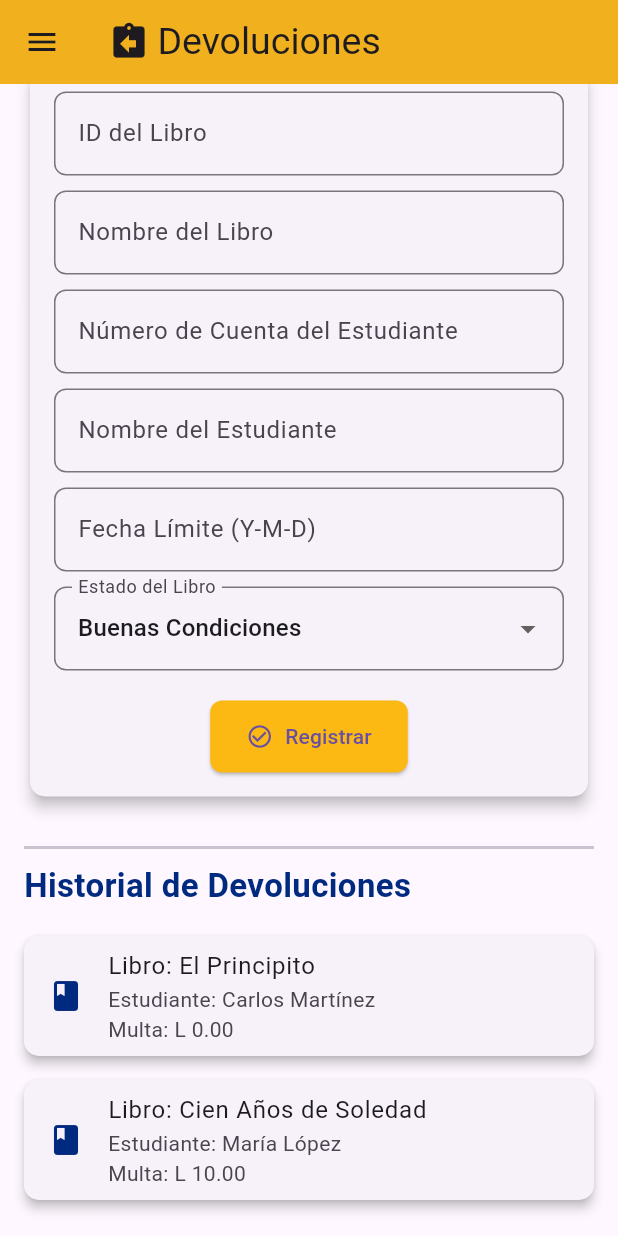
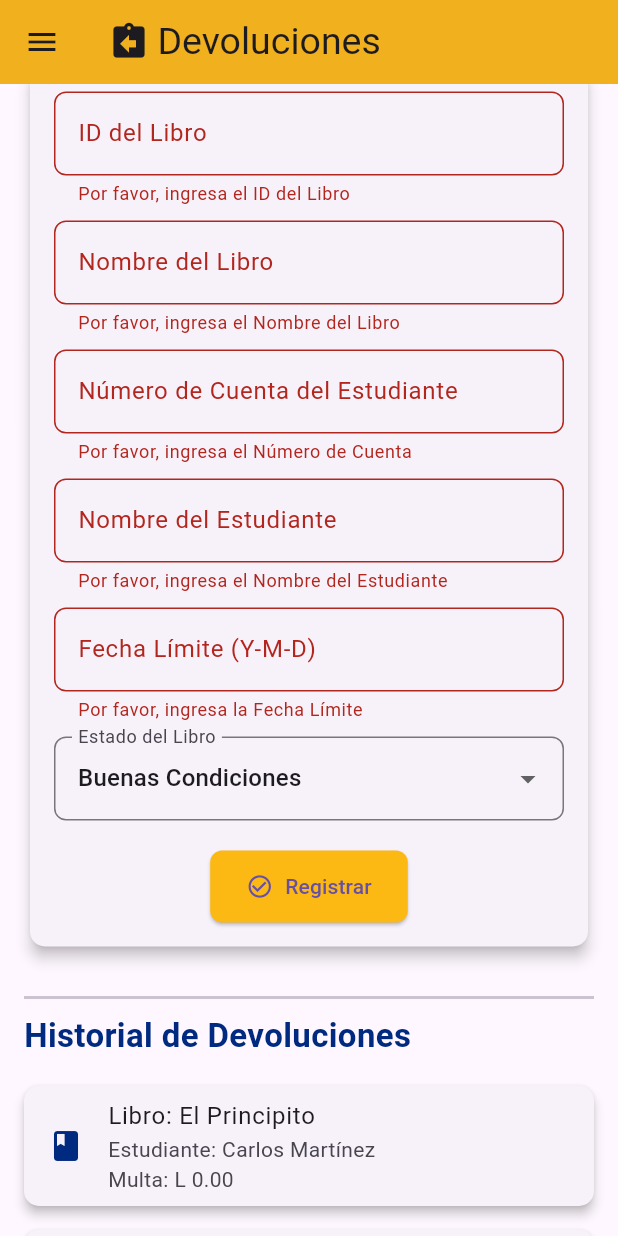
Before and after one commit to xEdwardP/MyUni, a Flutter app: the ReturnsScreen screen opened by its route, scrolled down 72 dp, after a tap on "Registrar", on a phone screen of 412 x 824 dp. Run offline on Flutter 3.47's test engine with Material 3 defaults, Android fonts, the light colour scheme and no system bars; our stand-ins replace google_fonts; accounts and stored records are empty.

Commit message:
Add validation to returns_screen

```diff
--- a/lib/main.dart
+++ b/lib/main.dart
@@ -23,7 +23,7 @@ class MyApp extends StatelessWidget {
   Widget build(BuildContext context) {
     return MaterialApp(
       debugShowCheckedModeBanner: false,
-      initialRoute: '/home',
+      initialRoute: '/login',
       routes: {
         '/login': (context) => LoginScreen(),
         '/home': (context) => HomeScreen(),
--- a/lib/screens/returns_screen.dart
+++ b/lib/screens/returns_screen.dart
@@ -8,6 +8,7 @@ class ReturnsScreen extends StatefulWidget {
 }
 
 class _ReturnsScreenState extends State<ReturnsScreen> {
+  final _formKey = GlobalKey<FormState>(); // Llave para manejar el formulario
   final _bookIdController = TextEditingController();
   final _bookNameController = TextEditingController();
   final _studentIdController = TextEditingController();
@@ -52,6 +53,7 @@ class _ReturnsScreenState extends State<ReturnsScreen> {
   }
 
   void _addReturn() {
+    if (_formKey.currentState!.validate()) {
       final returnDate = DateTime.now().toString().split(' ')[0];
       final fine = _calculateFine(_dueDateController.text, returnDate);
 
@@ -75,34 +77,6 @@ class _ReturnsScreenState extends State<ReturnsScreen> {
         _bookCondition = "Buenas Condiciones";
       });
     }
-
-  void _showReturnDetails(Map<String, dynamic> returnItem) {
-    showDialog(
-      context: context,
-      builder: (context) {
-        return AlertDialog(
-          title: Text('Detalles de la Devolución'),
-          content: Column(
-            mainAxisSize: MainAxisSize.min,
-            crossAxisAlignment: CrossAxisAlignment.start,
-            children: [
-              Text('Libro: ${returnItem['bookName']} (ID: ${returnItem['bookId']})'),
-              Text('Estudiante: ${returnItem['studentName']} (ID: ${returnItem['studentId']})'),
-              Text('Fecha de Devolución: ${returnItem['returnDate']}'),
-              Text('Fecha Límite: ${returnItem['dueDate']}'),
-              Text('Estado del Libro: ${returnItem['condition']}'),
-              Text('Multa: L ${returnItem['fine'].toStringAsFixed(2)}'),
-            ],
-          ),
-          actions: [
-            TextButton(
-              onPressed: () => Navigator.of(context).pop(),
-              child: const Text('Cerrar'),
-            ),
-          ],
-        );
-      },
-    );
   }
 
   @override
@@ -131,6 +105,8 @@ class _ReturnsScreenState extends State<ReturnsScreen> {
       body: SingleChildScrollView(
         child: Padding(
           padding: const EdgeInsets.all(16.0),
+          child: Form(
+            key: _formKey, // Vincula el formulario con su llave
             child: Column(
               crossAxisAlignment: CrossAxisAlignment.start,
               children: [
@@ -152,7 +128,7 @@ class _ReturnsScreenState extends State<ReturnsScreen> {
                     padding: const EdgeInsets.all(16.0),
                     child: Column(
                       children: [
-                      TextField(
+                        TextFormField(
                           controller: _bookIdController,
                           decoration: InputDecoration(
                             labelText: 'ID del Libro',
@@ -160,9 +136,15 @@ class _ReturnsScreenState extends State<ReturnsScreen> {
                               borderRadius: BorderRadius.circular(8),
                             ),
                           ),
+                          validator: (value) {
+                            if (value == null || value.isEmpty) {
+                              return 'Por favor, ingresa el ID del Libro';
+                            }
+                            return null;
+                          },
                         ),
                         const SizedBox(height: 10),
-                      TextField(
+                        TextFormField(
                           controller: _bookNameController,
                           decoration: InputDecoration(
                             labelText: 'Nombre del Libro',
@@ -170,9 +152,15 @@ class _ReturnsScreenState extends State<ReturnsScreen> {
                               borderRadius: BorderRadius.circular(8),
                             ),
                           ),
+                          validator: (value) {
+                            if (value == null || value.isEmpty) {
+                              return 'Por favor, ingresa el Nombre del Libro';
+                            }
+                            return null;
+                          },
                         ),
                         const SizedBox(height: 10),
-                      TextField(
+                        TextFormField(
                           controller: _studentIdController,
                           decoration: InputDecoration(
                             labelText: 'Número de Cuenta del Estudiante',
@@ -180,9 +168,15 @@ class _ReturnsScreenState extends State<ReturnsScreen> {
                               borderRadius: BorderRadius.circular(8),
                             ),
                           ),
+                          validator: (value) {
+                            if (value == null || value.isEmpty) {
+                              return 'Por favor, ingresa el Número de Cuenta';
+                            }
+                            return null;
+                          },
                         ),
                         const SizedBox(height: 10),
-                      TextField(
+                        TextFormField(
                           controller: _studentNameController,
                           decoration: InputDecoration(
                             labelText: 'Nombre del Estudiante',
@@ -190,9 +184,15 @@ class _ReturnsScreenState extends State<ReturnsScreen> {
                               borderRadius: BorderRadius.circular(8),
                             ),
                           ),
+                          validator: (value) {
+                            if (value == null || value.isEmpty) {
+                              return 'Por favor, ingresa el Nombre del Estudiante';
+                            }
+                            return null;
+                          },
                         ),
                         const SizedBox(height: 10),
-                      TextField(
+                        TextFormField(
                           controller: _dueDateController,
                           decoration: InputDecoration(
                             labelText: 'Fecha Límite (Y-M-D)',
@@ -200,6 +200,12 @@ class _ReturnsScreenState extends State<ReturnsScreen> {
                               borderRadius: BorderRadius.circular(8),
                             ),
                           ),
+                          validator: (value) {
+                            if (value == null || value.isEmpty) {
+                              return 'Por favor, ingresa la Fecha Límite';
+                            }
+                            return null;
+                          },
                         ),
                         const SizedBox(height: 10),
                         DropdownButtonFormField<String>(
@@ -209,7 +215,11 @@ class _ReturnsScreenState extends State<ReturnsScreen> {
                               _bookCondition = value!;
                             });
                           },
-                        items: ['Buenas Condiciones', 'Condiciones Reparables', 'Condiciones Irreparables']
+                          items: [
+                            'Buenas Condiciones',
+                            'Condiciones Reparables',
+                            'Condiciones Irreparables'
+                          ]
                               .map((condition) => DropdownMenuItem(
                                     value: condition,
                                     child: Text(condition),
@@ -264,16 +274,17 @@ class _ReturnsScreenState extends State<ReturnsScreen> {
                         borderRadius: BorderRadius.circular(10),
                       ),
                       child: ListTile(
-                      leading: const Icon(Icons.book, color: AppColors.primary),
+                        leading:
+                            const Icon(Icons.book, color: AppColors.primary),
                         title: Text('Libro: ${returnItem['bookName']}'),
                         subtitle: Text(
                             'Estudiante: ${returnItem['studentName']}\nMulta: L ${returnItem['fine'].toStringAsFixed(2)}'),
-                      onTap: () => _showReturnDetails(returnItem),
                       ),
                     );
                   },
                 ),
               ],
+            ),
           ),
         ),
       ),
```
Also changed, not shown: lib/screens/home_screen.dart (+59 -42 lines), lib/screens/loans_screen.dart (+106 -19 lines). Lines whose indentation alone changed are shown as unchanged.
